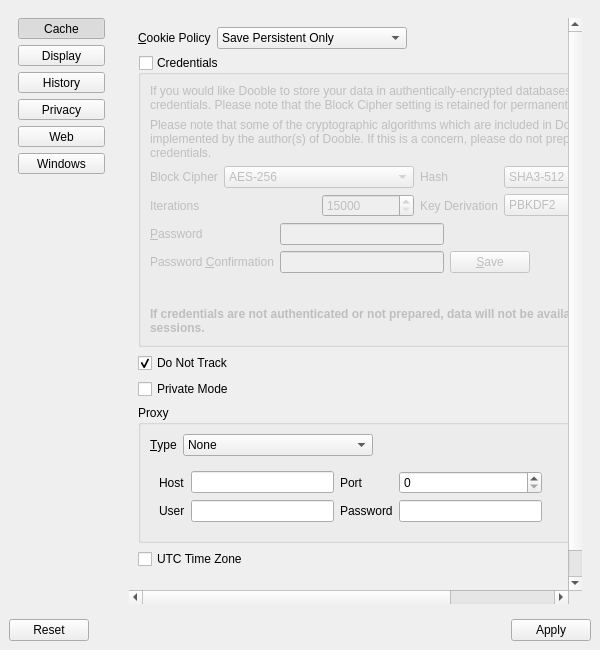
Old version of the form 2.x/UI/dooble_settings.ui in the repository textbrowser/dooble.
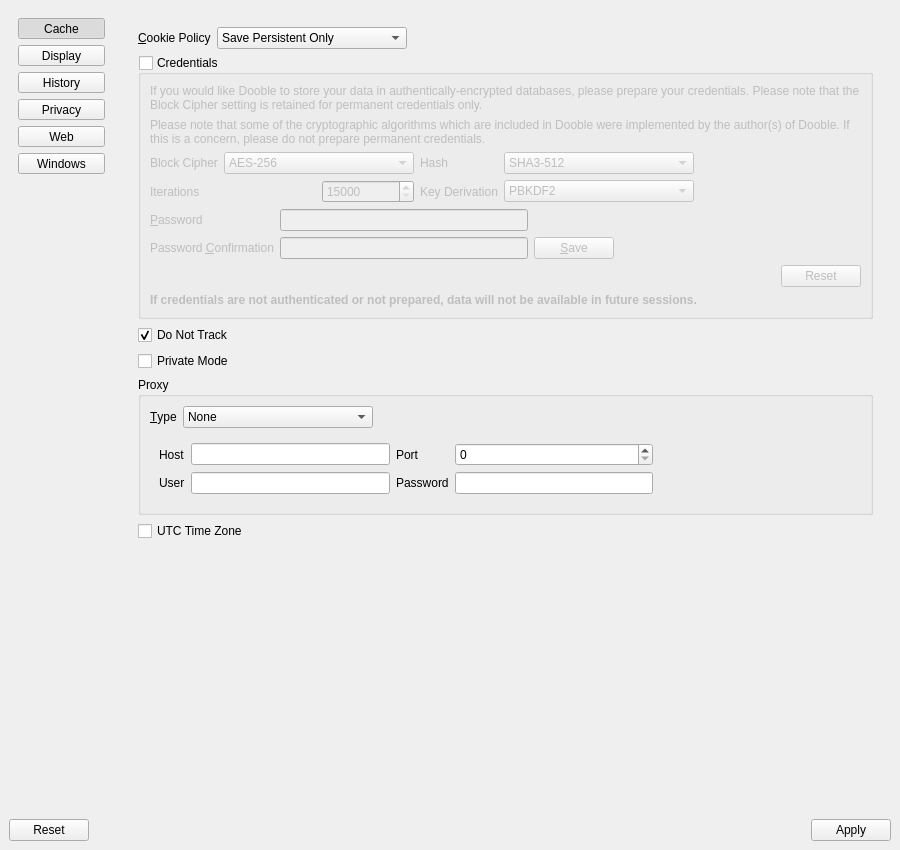
New version of the form. The open tabs and pages were chosen to show the change. Icons and pictures are not drawn.

```diff
--- a/2.x/UI/dooble_settings.ui
+++ b/2.x/UI/dooble_settings.ui
@@ -6,8 +6,8 @@
    <rect>
     <x>0</x>
     <y>0</y>
-    <width>600</width>
-    <height>650</height>
+    <width>900</width>
+    <height>850</height>
    </rect>
   </property>
   <property name="windowTitle">
@@ -46,8 +46,8 @@
           <rect>
            <x>0</x>
            <y>0</y>
-           <width>105</width>
-           <height>594</height>
+           <width>127</width>
+           <height>754</height>
           </rect>
          </property>
          <layout class="QVBoxLayout" name="verticalLayout">
@@ -807,8 +807,8 @@
               <rect>
                <x>0</x>
                <y>0</y>
-               <width>676</width>
-               <height>798</height>
+               <width>978</width>
+               <height>1093</height>
               </rect>
              </property>
              <layout class="QVBoxLayout" name="verticalLayout_8">
```
Left out of the diff: 7 changed lines with no effect on the pictures.
